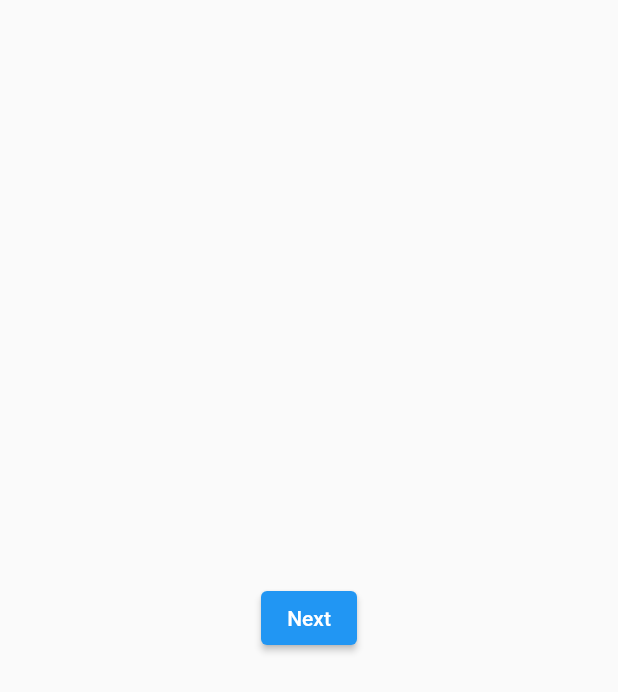
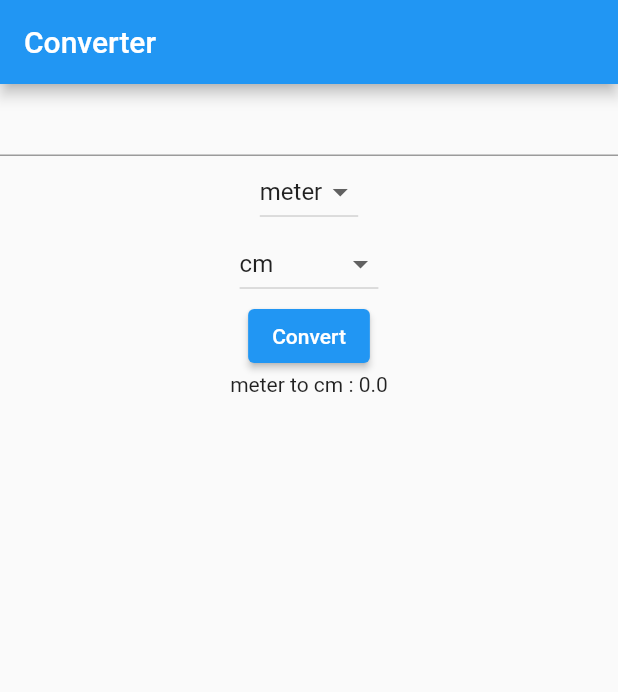
Before and after one commit to Sanket09-star/Flutter-Assignments, a Flutter app: the screen it shows after launch, on a phone screen of 412 x 824 dp. Shown: the top 692 px of the screen. Run offline on Flutter 3.47's test engine with Material 2 defaults, Android fonts, the phone set to English and light mode, and no system bars; our stand-ins replace fluttertoast.

Commit message:
29-05-2023

```diff
--- /dev/null
+++ b/lib/screens/assignments.dart
@@ -0,0 +1,93 @@
+import 'package:flutter/cupertino.dart';
+import 'package:flutter/material.dart';
+
+class MyClass29 extends StatefulWidget {
+  @override
+  State<StatefulWidget> createState() {
+    return (Conversion());
+  }
+}
+
+class Conversion extends State<MyClass29> {
+  String? from = "meter";
+  String? to = "cm";
+  var result = 0.0;
+  TextEditingController t1 = TextEditingController();
+  @override
+  Widget build(BuildContext context) {
+    return (MaterialApp(
+      home: Scaffold(
+          body: Column(
+            children: [
+              TextField(
+                controller: t1,
+              ),
+              DropdownButton(
+                value: from,
+                items: [
+                  DropdownMenuItem(
+                    child: Text("meter"),
+                    value: "meter",
+                  ),
+                  DropdownMenuItem(
+                    child: Text("feet"),
+                    value: "feet",
+                  ),
+                ],
+                onChanged: (value) {
+                  setState(() {
+                    from = value;
+                  });
+                },
+              ),
+              DropdownButton(
+                value: to,
+                items: [
+                  DropdownMenuItem(
+                    child: Text("cm"),
+                    value: "cm",
+                  ),
+                  DropdownMenuItem(
+                    child: Text("feet"),
+                    value: "feet",
+                  ),
+                  DropdownMenuItem(
+                    child: Text("meter"),
+                    value: "meter",
+                  ),
+                  DropdownMenuItem(
+                    child: Text("Kilometer"),
+                    value: "Kilometer",
+                  )
+                ],
+                onChanged: (value) {
+                  setState(() {
+                    to = value;
+                  });
+                },
+              ),
+              ElevatedButton(
+                  onPressed: () {
+                    double n = double.parse(t1.text);
+                    setState(() {
+                      if (from == "meter" && to == "cm") {
+                        result = n * 100;
+                      } else if (from == " meter" && to == "feet") {
+                        result = n * 3.28;
+                      } else if (from == " meter" && to == "Kilometer") {
+                        result = n * 1000;
+                      } else if (from == " meter" && to == "Inch") {
+                        result = n * 0.0254;
+                      }
+                    });
+                  },
+                  child: Text("Convert")),
+              Text("${from} to ${to} : ${result}")
+            ],
+          ),
+          appBar: AppBar(
+            title: Text("Converter"),
+          )),
+    ));
+  }
+}
```
Also changed, not shown: lib/main.dart (+3 -7 lines), lib/screens/cardWidget.dart (added, +84 -0 lines), 7 other files.
